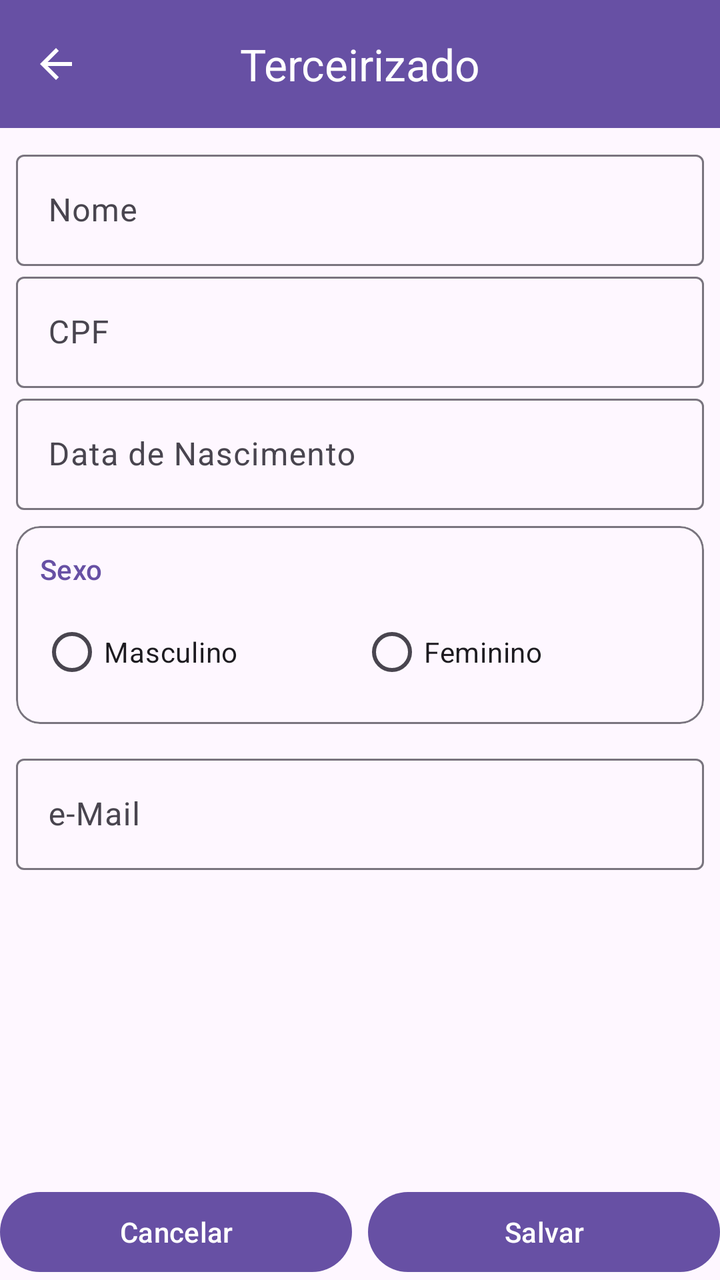
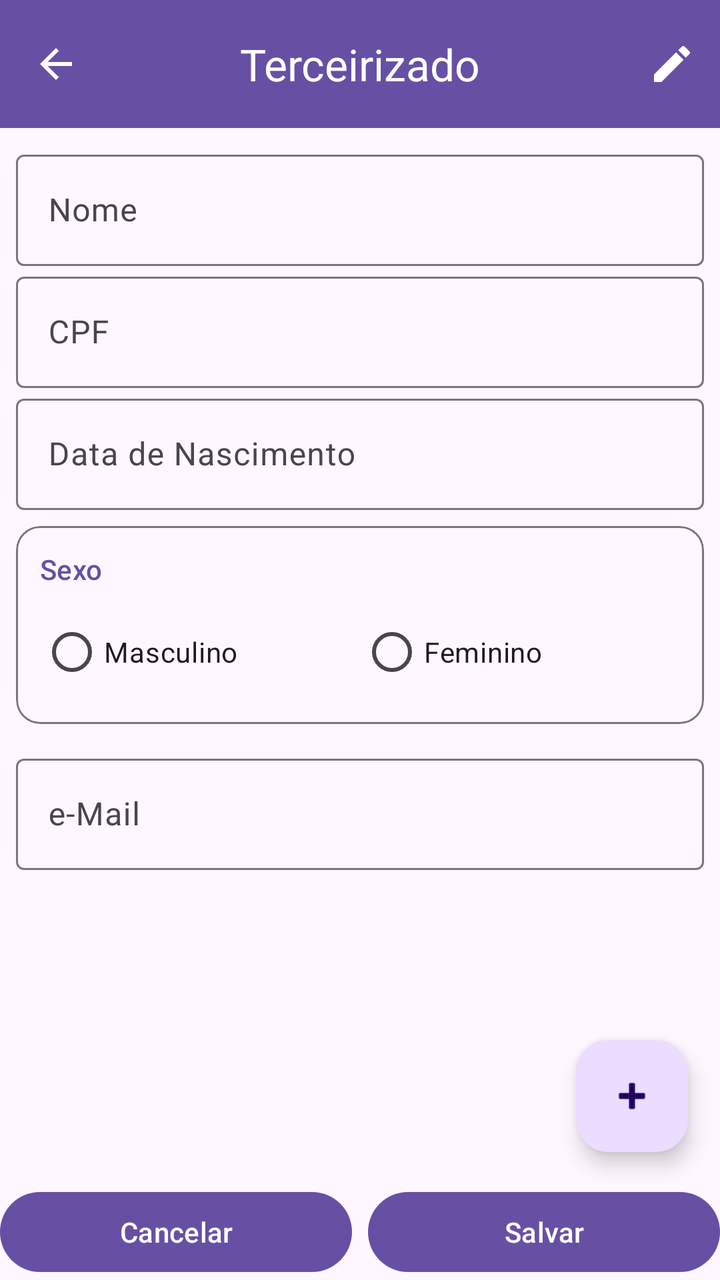

The first picture is an Android layout as it rendered before a commit; the second is the same layout after the commit. The layout source and the unified diff follow.
<!-- AndroidManifest.xml: application theme Theme.GTerAndroid -->
<!-- res/layout/activity_terceirizado.xml -->
<?xml version="1.0" encoding="utf-8"?>
<androidx.constraintlayout.widget.ConstraintLayout xmlns:android="http://schemas.android.com/apk/res/android"
    xmlns:app="http://schemas.android.com/apk/res-auto"
    xmlns:tools="http://schemas.android.com/tools"
    android:id="@+id/main"
    android:layout_width="match_parent"
    android:layout_height="match_parent"
    android:fitsSystemWindows="true"
    tools:context=".TerceirizadoActivity">

    <com.google.android.material.appbar.MaterialToolbar
        android:id="@+id/mtbTercCabecalho"
        android:layout_width="0dp"
        android:layout_height="wrap_content"
        android:background="?attr/colorPrimary"
        android:minHeight="?attr/actionBarSize"
        android:theme="?attr/actionBarTheme"
        app:layout_constraintEnd_toEndOf="parent"
        app:layout_constraintStart_toStartOf="parent"
        app:layout_constraintTop_toTopOf="parent"
        app:title="Terceirizado"
        app:titleCentered="true"
        app:titleTextColor="#FFFFFF"
        app:navigationIcon="@drawable/ic_arrow_back_24"
        app:navigationContentDescription="Voltar"
        app:navigationIconTint="@android:color/white" />

    <ScrollView
        android:id="@+id/svTercFormulario"
        android:layout_width="0dp"
        android:layout_height="wrap_content"
        app:layout_constraintBottom_toTopOf="@+id/lvTercPostosTrabalho"
        app:layout_constraintEnd_toEndOf="parent"
        app:layout_constraintStart_toStartOf="parent"
        app:layout_constraintTop_toBottomOf="@+id/mtbTercCabecalho"
        app:layout_constraintVertical_chainStyle="packed"
        app:layout_constraintVertical_weight="1">

        <LinearLayout
            android:layout_width="match_parent"
            android:layout_height="wrap_content"
            android:layout_marginStart="8dp"
            android:layout_marginTop="8dp"
            android:layout_marginEnd="8dp"
            android:orientation="vertical">

            <com.google.android.material.textfield.TextInputLayout
                android:id="@+id/tilTercNome"
                android:layout_width="match_parent"
                android:layout_height="wrap_content"
                android:hint="Nome">

                <com.google.android.material.textfield.TextInputEditText
                    android:id="@+id/etTercNomTerceirizado"
                    android:layout_width="match_parent"
                    android:layout_height="wrap_content"
                    android:inputType="text"
                    android:maxLength="60" />
            </com.google.android.material.textfield.TextInputLayout>

            <com.google.android.material.textfield.TextInputLayout
                android:id="@+id/tilTercNumCpf"
                android:layout_width="match_parent"
                android:layout_height="wrap_content"
                android:hint="CPF">

                <com.google.android.material.textfield.TextInputEditText
                    android:id="@+id/etTercNumCpf"
                    android:layout_width="match_parent"
                    android:layout_height="wrap_content"
                    android:inputType="number"
                    android:maxLength="14" />
            </com.google.android.material.textfield.TextInputLayout>

            <com.google.android.material.textfield.TextInputLayout
                android:id="@+id/tilTercDataNascimento"
                android:layout_width="match_parent"
                android:layout_height="wrap_content"
                android:hint="Data de Nascimento">

                <com.google.android.material.textfield.TextInputEditText
                    android:id="@+id/etTercDataNascimento"
                    android:layout_width="match_parent"
                    android:layout_height="wrap_content"
                    android:inputType="date"
                    android:maxLength="10" />
            </com.google.android.material.textfield.TextInputLayout>

            <com.google.android.material.card.MaterialCardView
                style="?attr/materialCardViewOutlinedStyle"
                android:layout_width="match_parent"
                android:layout_height="wrap_content"
                android:layout_marginTop="8dp"
                app:strokeColor="?attr/colorOutline"
                app:strokeWidth="1dp">

                <LinearLayout
                    android:layout_width="match_parent"
                    android:layout_height="wrap_content"
                    android:orientation="vertical"
                    android:padding="12dp">

                    <TextView
                        android:id="@+id/tercTvSexo"
                        android:layout_width="wrap_content"
                        android:layout_height="wrap_content"
                        android:text="Sexo"
                        android:textAppearance="?attr/textAppearanceTitleSmall"
                        android:textColor="?attr/colorPrimary" />

                    <RadioGroup
                        android:id="@+id/rgTercCodSexo"
                        android:layout_width="match_parent"
                        android:layout_height="wrap_content"
                        android:layout_marginTop="8dp"
                        android:orientation="horizontal">

                        <RadioButton
                            android:id="@+id/rbTercMasculino"
                            android:layout_width="0dp"
                            android:layout_height="wrap_content"
                            android:layout_weight="1"
                            android:tag="M"
                            android:text="Masculino" />

                        <RadioButton
                            android:id="@+id/rbTercFeminino"
                            android:layout_width="0dp"
                            android:layout_height="wrap_content"
                            android:layout_weight="1"
                            android:tag="F"
                            android:text="Feminino" />
                    </RadioGroup>
                </LinearLayout>
            </com.google.android.material.card.MaterialCardView>

            <com.google.android.material.textfield.TextInputLayout
                android:id="@+id/tercTIlEmail"
                android:layout_width="match_parent"
                android:layout_height="wrap_content"
                android:layout_marginTop="12dp"
                android:hint="e-Mail">

                <com.google.android.material.textfield.TextInputEditText
                    android:id="@+id/etTercDesEmail"
                    android:layout_width="match_parent"
                    android:layout_height="wrap_content"
                    android:inputType="textEmailAddress" />
            </com.google.android.material.textfield.TextInputLayout>

        </LinearLayout>
    </ScrollView>

    <ListView
        android:id="@+id/lvTercPostosTrabalho"
        android:layout_width="0dp"
        android:layout_height="0dp"
        android:layout_marginTop="8dp"
        android:layout_marginBottom="8dp"
        android:nestedScrollingEnabled="true"
        app:layout_constraintBottom_toTopOf="@+id/llTercRodape"
        app:layout_constraintEnd_toEndOf="parent"
        app:layout_constraintStart_toStartOf="parent"
        app:layout_constraintTop_toBottomOf="@+id/svTercFormulario" />

    <LinearLayout
        android:id="@+id/llTercRodape"
        android:layout_width="0dp"
        android:layout_height="wrap_content"
        android:orientation="horizontal"
        app:layout_constraintBottom_toBottomOf="parent"
        app:layout_constraintEnd_toEndOf="parent"
        app:layout_constraintStart_toStartOf="parent">

        <Button
            android:id="@+id/btTercCancelar"
            android:layout_width="0dp"
            android:layout_height="wrap_content"
            android:layout_weight="1"
            android:layout_marginEnd="4dp"
            android:text="Cancelar" />

        <Button
            android:id="@+id/btTercSalvar"
            android:layout_width="0dp"
            android:layout_height="wrap_content"
            android:layout_weight="1"
            android:layout_marginStart="4dp"
            android:text="Salvar" />
    </LinearLayout>


</androidx.constraintlayout.widget.ConstraintLayout>
<!-- resources referenced by this layout -->
<resources>
  <!-- drawable ic_arrow_back_24 (drawable) -->
  <vector xmlns:android="http://schemas.android.com/apk/res/android" android:autoMirrored="true" android:height="24dp" android:tint="#000000" android:viewportHeight="24" android:viewportWidth="24" android:width="24dp">
        
      <path android:fillColor="@android:color/white" android:pathData="M20,11H7.83l5.59,-5.59L12,4l-8,8 8,8 1.41,-1.41L7.83,13H20v-2z"/>
      
  </vector>
  <style name="Theme.GTerAndroid" parent="Base.Theme.GTerAndroid" />
  <style name="Base.Theme.GTerAndroid" parent="Theme.Material3.DayNight.NoActionBar">
          
          
      </style>
</resources>

<!-- the commit's change to res/layout/activity_terceirizado.xml (unified diff, before → after) -->
@@ -23,7 +23,10 @@
         app:titleTextColor="#FFFFFF"
         app:navigationIcon="@drawable/ic_arrow_back_24"
         app:navigationContentDescription="Voltar"
-        app:navigationIconTint="@android:color/white" />
+        app:navigationIconTint="@android:color/white"
+        app:menu="@menu/menu_terceirizado"
+        app:theme="@style/ThemeOverlay.Gter.ToolbarOverflowWhite"
+        app:popupTheme="@style/ThemeOverlay.Gter.ToolbarOverflowWhite"/>
 
     <ScrollView
         android:id="@+id/svTercFormulario"
@@ -82,8 +85,11 @@
                     android:id="@+id/etTercDataNascimento"
                     android:layout_width="match_parent"
                     android:layout_height="wrap_content"
-                    android:inputType="date"
-                    android:maxLength="10" />
+                    android:clickable="true"
+                    android:cursorVisible="false"
+                    android:focusable="false"
+                    android:focusableInTouchMode="false"
+                    android:inputType="none" />
             </com.google.android.material.textfield.TextInputLayout>
 
             <com.google.android.material.card.MaterialCardView
@@ -189,5 +195,16 @@
             android:text="Salvar" />
     </LinearLayout>
 
+    <com.google.android.material.floatingactionbutton.FloatingActionButton
+        android:id="@+id/fabTercAdicionarPosto"
+        android:layout_width="wrap_content"
+        android:layout_height="wrap_content"
+        android:layout_marginEnd="16dp"
+        android:layout_marginBottom="16dp"
+        android:contentDescription="Adicionar posto de trabalho"
+        app:layout_constraintBottom_toTopOf="@+id/llTercRodape"
+        app:layout_constraintEnd_toEndOf="parent"
+        app:srcCompat="@android:drawable/ic_input_add" />
+
 
 </androidx.constraintlayout.widget.ConstraintLayout>
<!-- resource entries referenced after the edit -->
@@ -6,6 +6,13 @@
       <path android:fillColor="@android:color/white" android:pathData="M20,11H7.83l5.59,-5.59L12,4l-8,8 8,8 1.41,-1.41L7.83,13H20v-2z"/>
       
   </vector>
+  <style name="ThemeOverlay.Gter.ToolbarOverflowWhite" parent="ThemeOverlay.Material3.Dark.ActionBar">
+          
+          <item name="colorControlNormal">@android:color/white</item>
+          
+          <item name="android:colorBackground">@android:color/white</item>
+          <item name="android:textColorPrimary">@android:color/black</item>
+      </style>
   <style name="Theme.GTerAndroid" parent="Base.Theme.GTerAndroid" />
   <style name="Base.Theme.GTerAndroid" parent="Theme.Material3.DayNight.NoActionBar">
           
